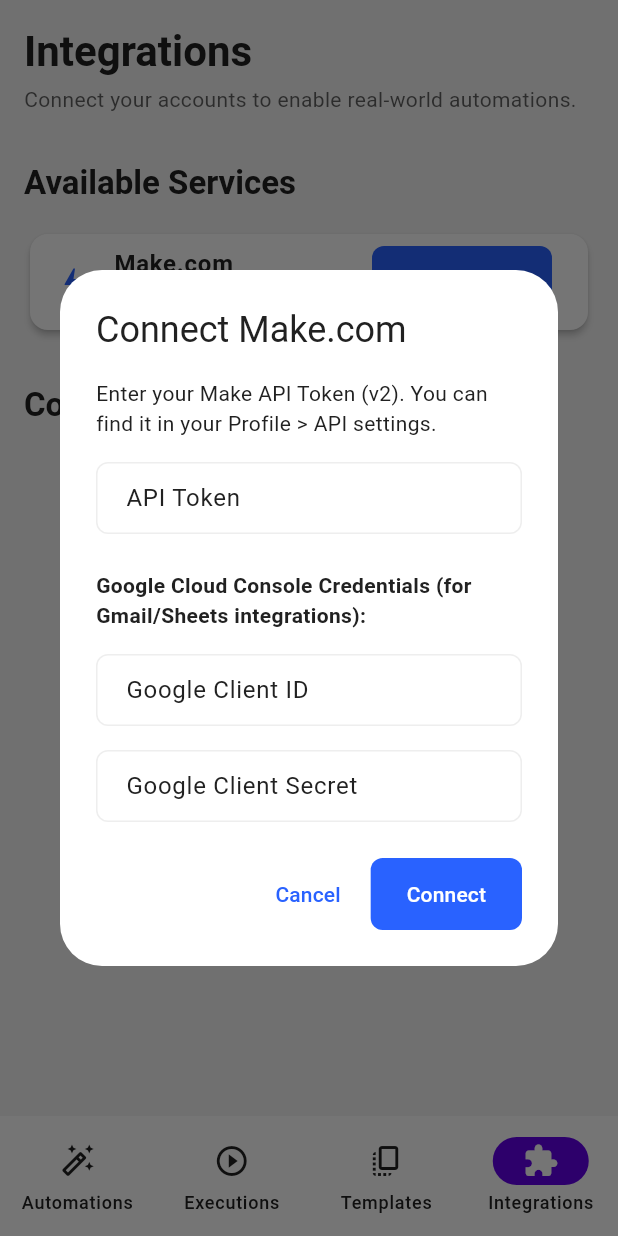
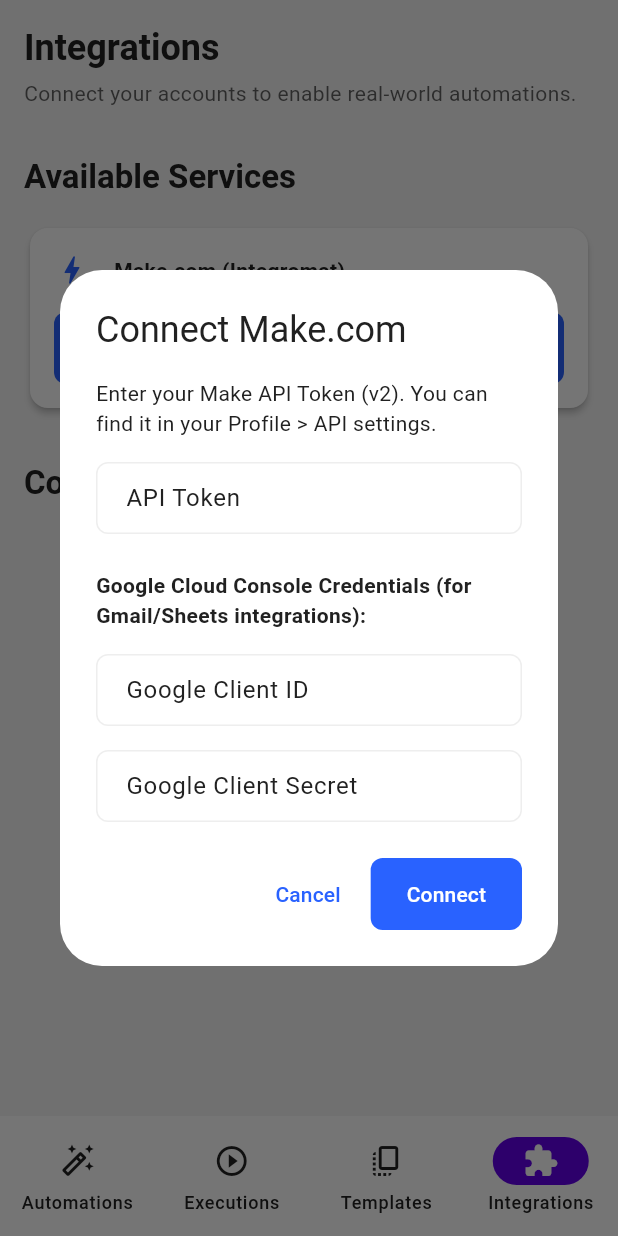
Before and after one commit to shubham230523/Relay, a Flutter app: the screen it shows after launch, item 4 of the bottom bar chosen, after a tap on "Connect", on a phone screen of 412 x 824 dp. Run offline on Flutter 3.47's test engine with Material 3 defaults, Android fonts, the light colour scheme and no system bars; our stand-ins replace flutter_local_notifications, flutter_riverpod, flutter_secure_storage, go_router, google_generative_ai, google_sign_in and 1 more; missing offline and left inert: extension_google_sign_in_as_googleapis_auth, googleapis.

Commit message:
feat: implement responsive layouts for mobile and tablet devices

```diff
--- a/lib/core/widgets/page_container.dart
+++ b/lib/core/widgets/page_container.dart
@@ -22,16 +22,19 @@
 
   @override
   Widget build(BuildContext context) {
-    final horizontalPadding = AppBreakpoints.isMobile(context)
+    final isMobile = AppBreakpoints.isMobile(context);
+    final horizontalPadding = isMobile
         ? AppLayout.screenPadding
         : AppBreakpoints.isTablet(context)
             ? AppLayout.spaceL
             : AppLayout.spaceXL;
 
+    final verticalPadding = isMobile ? AppLayout.spaceM : AppLayout.spaceXL;
+
     final effectivePadding = padding ??
         EdgeInsets.symmetric(
           horizontal: horizontalPadding,
-          vertical: AppLayout.spaceM,
+          vertical: verticalPadding,
         );
 
     Widget content = Padding(
--- a/lib/features/automations/presentation/widgets/automations_header.dart
+++ b/lib/features/automations/presentation/widgets/automations_header.dart
@@ -1,6 +1,7 @@
 import 'package:flutter/material.dart';
 import 'package:go_router/go_router.dart';
 import '../../../../core/constants/constants.dart';
+import '../../../../core/utils/utils.dart';
 
 class AutomationsHeader extends StatelessWidget {
   const AutomationsHeader({super.key});
@@ -8,17 +9,14 @@
   @override
   Widget build(BuildContext context) {
     final theme = Theme.of(context);
+    final isMobile = AppBreakpoints.isMobile(context);
 
-    return Row(
-      mainAxisAlignment: MainAxisAlignment.spaceBetween,
-      children: [
-        Expanded(
-          child: Column(
+    final title = Column(
       crossAxisAlignment: CrossAxisAlignment.start,
       children: [
         Text(
           'Automations',
-                style: theme.textTheme.headlineMedium?.copyWith(
+          style: (isMobile ? theme.textTheme.headlineSmall : theme.textTheme.headlineMedium)?.copyWith(
             fontWeight: FontWeight.bold,
           ),
         ),
@@ -31,14 +29,31 @@
           ),
         ),
       ],
-          ),
-        ),
-        const SizedBox(width: AppLayout.spaceM),
-        ElevatedButton.icon(
+    );
+
+    final button = ElevatedButton.icon(
       onPressed: () => context.go(AppRoutes.createAutomation),
       icon: const Icon(Icons.add),
       label: const Text('Create Automation'),
-        ),
+    );
+
+    if (isMobile) {
+      return Column(
+        crossAxisAlignment: CrossAxisAlignment.stretch,
+        children: [
+          title,
+          const SizedBox(height: AppLayout.spaceM),
+          button,
+        ],
+      );
+    }
+
+    return Row(
+      mainAxisAlignment: MainAxisAlignment.spaceBetween,
+      children: [
+        Expanded(child: title),
+        const SizedBox(width: AppLayout.spaceM),
+        button,
       ],
     );
   }
--- a/lib/features/integrations/presentation/pages/integrations_page.dart
+++ b/lib/features/integrations/presentation/pages/integrations_page.dart
@@ -1,7 +1,9 @@
 import 'package:flutter/material.dart';
 import 'package:flutter_riverpod/flutter_riverpod.dart';
 import '../../../../core/constants/constants.dart';
+import '../../../../core/theme/theme.dart';
 import '../../../../core/widgets/widgets.dart';
+import '../../../../core/utils/utils.dart';
 import '../providers/integration_providers.dart';
 import '../../domain/models/models.dart';
 
@@ -12,6 +14,7 @@
   Widget build(BuildContext context, WidgetRef ref) {
     final accountsAsync = ref.watch(connectedAccountsProvider);
     final theme = Theme.of(context);
+    final isMobile = AppBreakpoints.isMobile(context);
 
     // Log error if connection fails
     ref.listen(integrationActionsProvider, (previous, next) {
@@ -27,7 +30,7 @@
         children: [
           Text(
             'Integrations',
-            style: theme.textTheme.headlineMedium?.copyWith(
+            style: (isMobile ? theme.textTheme.headlineSmall : theme.textTheme.headlineMedium)?.copyWith(
               fontWeight: FontWeight.bold,
             ),
           ),
@@ -63,10 +66,13 @@
           accountsAsync.when(
             data: (accounts) {
               if (accounts.isEmpty) {
-                return const Center(
+                return Center(
                   child: Padding(
-                    padding: EdgeInsets.all(AppLayout.spaceXL),
-                    child: Text('No accounts connected yet.'),
+                    padding: const EdgeInsets.all(AppLayout.spaceXL),
+                    child: Text(
+                      'No accounts connected yet.',
+                      style: theme.textTheme.bodyMedium?.copyWith(color: AppColors.textSecondary),
+                    ),
                   ),
                 );
               }
@@ -82,7 +88,7 @@
               );
             },
             loading: () => const Center(child: CircularProgressIndicator()),
-            error: (err, st) => Text('Error: $err'),
+            error: (err, st) => Center(child: Text('Error: $err')),
           ),
         ],
       ),
@@ -175,20 +181,49 @@
   Widget build(BuildContext context, WidgetRef ref) {
     final actionsState = ref.watch(integrationActionsProvider);
     final isLoading = actionsState.isLoading;
+    final isMobile = AppBreakpoints.isMobile(context);
+
+    final button = SizedBox(
+      width: isMobile ? double.infinity : 120,
+      child: ElevatedButton(
+        onPressed: isLoading ? null : onConnect,
+        child: isLoading
+            ? const SizedBox(width: 16, height: 16, child: CircularProgressIndicator(strokeWidth: 2))
+            : const Text('Connect'),
+      ),
+    );
+
+    if (isMobile) {
+      return Card(
+        child: Padding(
+          padding: const EdgeInsets.all(AppLayout.spaceM),
+          child: Column(
+            children: [
+              Row(
+                children: [
+                  Icon(icon, color: Theme.of(context).colorScheme.primary),
+                  const SizedBox(width: AppLayout.spaceM),
+                  Expanded(
+                    child: Text(
+                      name,
+                      style: const TextStyle(fontWeight: FontWeight.bold),
+                    ),
+                  ),
+                ],
+              ),
+              const SizedBox(height: AppLayout.spaceM),
+              button,
+            ],
+          ),
+        ),
+      );
+    }
 
     return Card(
       child: ListTile(
         leading: Icon(icon, color: Theme.of(context).colorScheme.primary),
         title: Text(name, style: const TextStyle(fontWeight: FontWeight.bold)),
-        trailing: SizedBox(
-          width: 120,
-          child: ElevatedButton(
-            onPressed: isLoading ? null : onConnect,
-            child: isLoading
-                ? const SizedBox(width: 16, height: 16, child: CircularProgressIndicator(strokeWidth: 2))
-                : const Text('Connect'),
-          ),
-        ),
+        trailing: button,
       ),
     );
   }
@@ -200,6 +235,53 @@
 
   @override
   Widget build(BuildContext context, WidgetRef ref) {
+    final isMobile = AppBreakpoints.isMobile(context);
+    final theme = Theme.of(context);
+
+    final disconnectButton = TextButton(
+      onPressed: () => ref.read(integrationActionsProvider.notifier).disconnect(account.id),
+      child: const Text('Disconnect', style: TextStyle(color: Colors.red)),
+    );
+
+    if (isMobile) {
+      return Card(
+        child: Padding(
+          padding: const EdgeInsets.all(AppLayout.spaceM),
+          child: Column(
+            children: [
+              Row(
+                children: [
+                  const CircleAvatar(child: Icon(Icons.person)),
+                  const SizedBox(width: AppLayout.spaceM),
+                  Expanded(
+                    child: Column(
+                      crossAxisAlignment: CrossAxisAlignment.start,
+                      children: [
+                        Text(
+                          account.displayName,
+                          style: const TextStyle(fontWeight: FontWeight.bold),
+                        ),
+                        Text(
+                          account.email,
+                          style: theme.textTheme.bodySmall?.copyWith(color: AppColors.textSecondary),
+                        ),
+                      ],
+                    ),
+                  ),
+                ],
+              ),
+              const SizedBox(height: AppLayout.spaceS),
+              const Divider(),
+              SizedBox(
+                width: double.infinity,
+                child: disconnectButton,
+              ),
+            ],
+          ),
+        ),
+      );
+    }
+
     return Card(
       child: ListTile(
         leading: const CircleAvatar(child: Icon(Icons.person)),
@@ -207,10 +289,7 @@
         subtitle: Text(account.email),
         trailing: SizedBox(
           width: 100,
-          child: TextButton(
-            onPressed: () => ref.read(integrationActionsProvider.notifier).disconnect(account.id),
-            child: const Text('Disconnect', style: TextStyle(color: Colors.red)),
-          ),
+          child: disconnectButton,
         ),
       ),
     );
```
Also changed, not shown: lib/features/automations/presentation/pages/automation_details_page.dart (+53 -29 lines), lib/features/automations/presentation/widgets/automation_card.dart (+22 -17 lines), lib/features/executions/presentation/pages/execution_details_page.dart (+35 -1 lines), lib/features/executions/presentation/widgets/execution_list_item.dart (+7 -3 lines), lib/features/templates/presentation/pages/template_details_page.dart (+15 -8 lines), lib/features/workflow_builder/presentation/pages/workflow_preview_page.dart (+34 -17 lines). Lines whose indentation alone changed are shown as unchanged.
